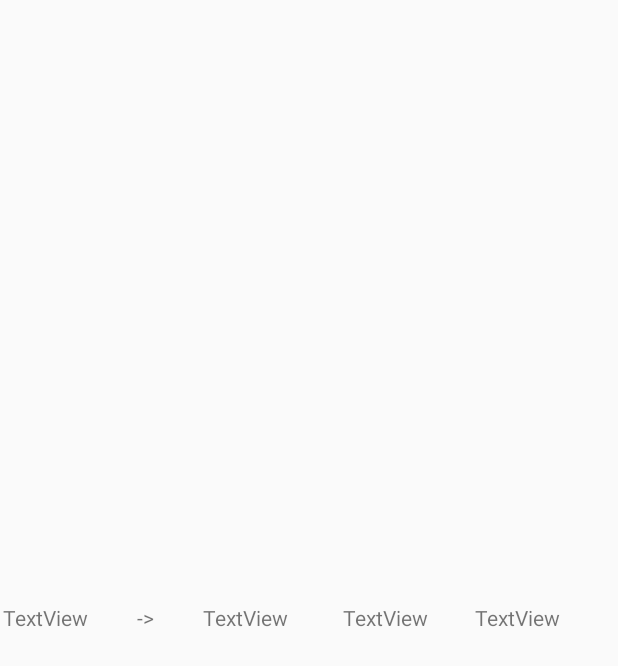
After one commit to seriyalexandrov/TravelDebtsAndroid, an Android app: the layout balance_dept.xml on its own in the app's theme, with its tools: preview values and no code run, on a phone screen of 412 x 824 dp. The commit adds this screen. Shown: the top 666 px of the screen. Run offline under Robolectric (Android 15) with nearby library versions, the phone set to English and light mode, and no system bars.

Commit message:
Mock balance activity

```diff
--- a/app/src/main/java/com/seriyalexandrov/traveldepts/DeptsActivity.java
+++ b/app/src/main/java/com/seriyalexandrov/traveldepts/DeptsActivity.java
@@ -67,7 +67,7 @@ public class DeptsActivity extends AppCompatActivity implements View.OnClickList
     @Override
     public boolean onCreateOptionsMenu(Menu menu) {
 
-        getMenuInflater().inflate(R.menu.menu, menu);
+        getMenuInflater().inflate(R.menu.depts_menu, menu);
         return super.onCreateOptionsMenu(menu);
     }
 
--- /dev/null
+++ b/app/src/main/res/layout/balance_dept.xml
@@ -0,0 +1,58 @@
+<?xml version="1.0" encoding="utf-8"?>
+<LinearLayout
+    xmlns:android="http://schemas.android.com/apk/res/android"
+    android:orientation="vertical"
+    android:layout_width="match_parent"
+    android:layout_height="match_parent"
+    android:gravity="center">
+
+    <LinearLayout
+        xmlns:android="http://schemas.android.com/apk/res/android"
+        android:layout_width="match_parent"
+        android:layout_height="wrap_content"
+        android:gravity="center"
+        android:layout_marginLeft="1pt"
+        android:layout_marginRight="1pt">
+        <TextView
+            android:id="@+id/deptor"
+            android:layout_weight="1"
+            android:layout_width="wrap_content"
+            android:layout_height="wrap_content"
+            android:text="TextView"
+            android:textSize="14sp"></TextView>
+
+        <TextView
+            android:layout_weight="1"
+            android:layout_width="wrap_content"
+            android:layout_height="wrap_content"
+            android:layout_marginLeft="1pt"
+            android:layout_marginRight="1pt"
+            android:text="->"
+            android:textSize="14sp"></TextView>
+
+        <TextView
+            android:layout_weight="1"
+            android:id="@+id/creditor"
+            android:layout_width="wrap_content"
+            android:layout_height="wrap_content"
+            android:text="TextView"
+            android:textSize="14sp"></TextView>
+
+        <TextView
+            android:layout_weight="1"
+            android:id="@+id/deptSumm"
+            android:layout_width="wrap_content"
+            android:layout_height="wrap_content"
+            android:layout_marginLeft="5dp"
+            android:text="TextView"></TextView>
+
+        <TextView
+            android:layout_weight="1"
+            android:id="@+id/deptCurr"
+            android:layout_width="wrap_content"
+            android:layout_height="wrap_content"
+            android:layout_marginRight="5dp"
+            android:text="TextView"></TextView>
+
+    </LinearLayout>
+</LinearLayout>
```
Also changed, not shown: app/src/main/java/com/seriyalexandrov/traveldepts/BalanceActivity.java (+79 -2 lines), app/src/main/java/com/seriyalexandrov/traveldepts/dao/DbHelper.java (+0 -7 lines), app/src/main/res/layout/activity_balance.xml (+21 -0 lines), app/src/main/res/menu/balance_menu.xml (added, +15 -0 lines), app/src/main/res/menu/depts_menu.xml (renamed from app/src/main/res/menu/menu.xml).
